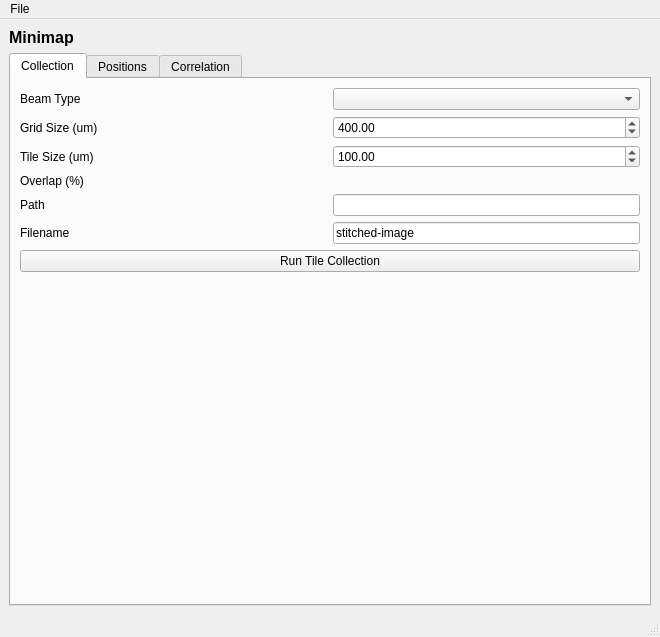
Qt form fibsem/ui/qtdesigner_files/FibsemMinimapWidget.ui (DeMarcoLab/fibsem) before a commit.
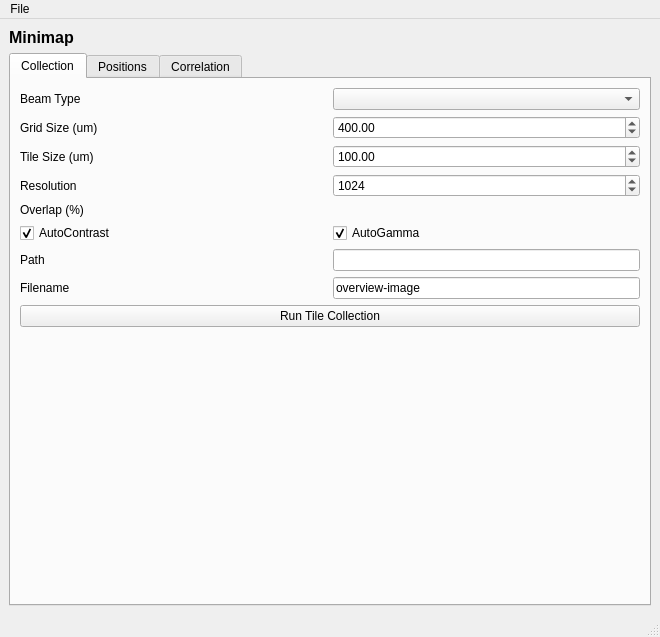
The same form after that commit. The open tabs and pages were chosen to show the change.

Commit message: add all settings to minimap ui

Diff of the .ui file:
```diff
--- a/fibsem/ui/qtdesigner_files/FibsemMinimapWidget.ui
+++ b/fibsem/ui/qtdesigner_files/FibsemMinimapWidget.ui
@@ -39,7 +39,78 @@
         <string>Collection</string>
        </attribute>
        <layout class="QGridLayout" name="gridLayout_2">
-        <item row="7" column="0" colspan="2">
+        <item row="7" column="0">
+         <widget class="QLabel" name="label_tile_label">
+          <property name="text">
+           <string>Filename</string>
+          </property>
+         </widget>
+        </item>
+        <item row="6" column="0">
+         <widget class="QLabel" name="label_tile_path">
+          <property name="text">
+           <string>Path</string>
+          </property>
+         </widget>
+        </item>
+        <item row="0" column="0">
+         <widget class="QLabel" name="label_tile_beam_type">
+          <property name="text">
+           <string>Beam Type</string>
+          </property>
+         </widget>
+        </item>
+        <item row="7" column="1">
+         <widget class="QLineEdit" name="lineEdit_tile_label">
+          <property name="sizePolicy">
+           <sizepolicy hsizetype="Minimum" vsizetype="Fixed">
+            <horstretch>0</horstretch>
+            <verstretch>0</verstretch>
+           </sizepolicy>
+          </property>
+          <property name="text">
+           <string>overview-image</string>
+          </property>
+         </widget>
+        </item>
+        <item row="3" column="1">
+         <widget class="QSpinBox" name="spinBox_tile_resolution">
+          <property name="minimum">
+           <number>1</number>
+          </property>
+          <property name="maximum">
+           <number>10000</number>
+          </property>
+          <property name="value">
+           <number>1024</number>
+          </property>
+         </widget>
+        </item>
+        <item row="2" column="1">
+         <widget class="QDoubleSpinBox" name="doubleSpinBox_tile_tile_size">
+          <property name="maximum">
+           <double>100000.000000000000000</double>
+          </property>
+          <property name="value">
+           <double>100.000000000000000</double>
+          </property>
+         </widget>
+        </item>
+        <item row="2" column="0">
+         <widget class="QLabel" name="label_tile_tile_size">
+          <property name="text">
+           <string>Tile Size (um)</string>
+          </property>
+         </widget>
+        </item>
+        <item row="3" column="0">
+         <widget class="QLabel" name="label_tile_resolution">
+          <property name="text">
+           <string>Resolution</string>
+          </property>
+         </widget>
+        </item>
+        <item row="9" column="0" colspan="2">
          <spacer name="verticalSpacer">
           <property name="orientation">
            <enum>Qt::Vertical</enum>
@@ -52,6 +123,13 @@
           </property>
          </spacer>
         </item>
+        <item row="4" column="0">
+         <widget class="QLabel" name="label_tile_overlap">
+          <property name="text">
+           <string>Overlap (%)</string>
+          </property>
+         </widget>
+        </item>
         <item row="1" column="1">
          <widget class="QDoubleSpinBox" name="doubleSpinBox_tile_grid_size">
           <property name="maximum">
@@ -62,53 +140,6 @@
           </property>
          </widget>
         </item>
-        <item row="0" column="1">
-         <widget class="QComboBox" name="comboBox_tile_beam_type"/>
-        </item>
-        <item row="4" column="1">
-         <widget class="QLineEdit" name="lineEdit_tile_path">
-          <property name="sizePolicy">
-           <sizepolicy hsizetype="Minimum" vsizetype="Fixed">
-            <horstretch>0</horstretch>
-            <verstretch>0</verstretch>
-           </sizepolicy>
-          </property>
-         </widget>
-        </item>
-        <item row="4" column="0">
-         <widget class="QLabel" name="label_tile_path">
-          <property name="text">
-           <string>Path</string>
-          </property>
-         </widget>
-        </item>
-        <item row="5" column="0">
-         <widget class="QLabel" name="label_tile_label">
-          <property name="text">
-           <string>Filename</string>
-          </property>
-         </widget>
-        </item>
-        <item row="5" column="1">
-         <widget class="QLineEdit" name="lineEdit_tile_label">
-          <property name="sizePolicy">
-           <sizepolicy hsizetype="Minimum" vsizetype="Fixed">
-            <horstretch>0</horstretch>
-            <verstretch>0</verstretch>
-           </sizepolicy>
-          </property>
-          <property name="text">
-           <string>stitched-image</string>
-          </property>
-         </widget>
-        </item>
-        <item row="3" column="0">
-         <widget class="QLabel" name="label_tile_overlap">
-          <property name="text">
-           <string>Overlap (%)</string>
-          </property>
-         </widget>
-        </item>
         <item row="1" column="0">
          <widget class="QLabel" name="label_tile_grid_size">
           <property name="text">
@@ -116,37 +147,49 @@
           </property>
          </widget>
         </item>
-        <item row="2" column="0">
-         <widget class="QLabel" name="label_tile_tile_size">
+        <item row="0" column="1">
+         <widget class="QComboBox" name="comboBox_tile_beam_type"/>
+        </item>
+        <item row="5" column="1">
+         <widget class="QCheckBox" name="checkBox_tile_autogamma">
           <property name="text">
-           <string>Tile Size (um)</string>
+           <string>AutoGamma</string>
           </property>
-         </widget>
-        </item>
-        <item row="2" column="1">
-         <widget class="QDoubleSpinBox" name="doubleSpinBox_tile_tile_size">
-          <property name="maximum">
-           <double>100000.000000000000000</double>
+          <property name="checked">
+           <bool>true</bool>
           </property>
           <property name="value">
            <double>100.000000000000000</double>
           </property>
          </widget>
         </item>
-        <item row="0" column="0">
-         <widget class="QLabel" name="label_tile_beam_type">
-          <property name="text">
-           <string>Beam Type</string>
+        <item row="6" column="1">
+         <widget class="QLineEdit" name="lineEdit_tile_path">
+          <property name="sizePolicy">
+           <sizepolicy hsizetype="Minimum" vsizetype="Fixed">
+            <horstretch>0</horstretch>
+            <verstretch>0</verstretch>
+           </sizepolicy>
           </property>
          </widget>
         </item>
-        <item row="6" column="0" colspan="2">
+        <item row="8" column="0" colspan="2">
          <widget class="QPushButton" name="pushButton_run_tile_collection">
           <property name="text">
            <string>Run Tile Collection</string>
           </property>
          </widget>
         </item>
+        <item row="5" column="0">
+         <widget class="QCheckBox" name="checkBox_tile_autocontrast">
+          <property name="text">
+           <string>AutoContrast</string>
+          </property>
+          <property name="checked">
+           <bool>true</bool>
+          </property>
+         </widget>
+        </item>
        </layout>
       </widget>
       <widget class="QWidget" name="tab_4">
```
Left out of the diff: 5 changed lines with no effect on the pictures. The commit also changes 3 other files.
